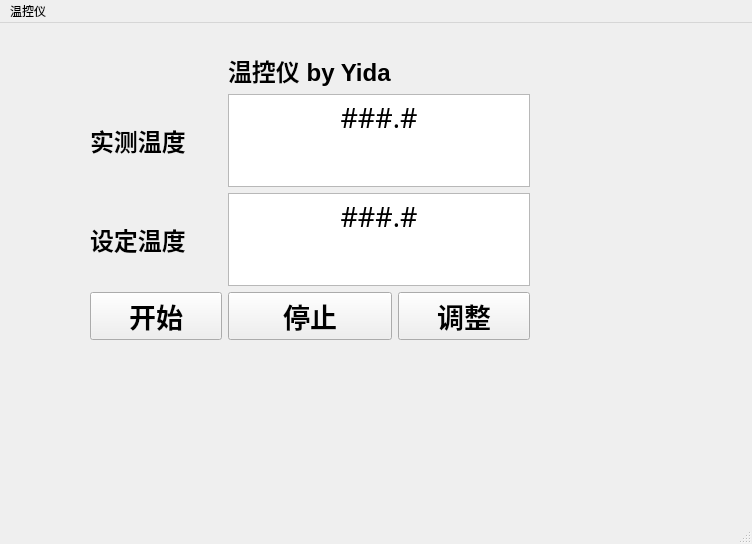
DF-Master/projects-of-yida, file temp control/tempUI.ui: the form before one commit.
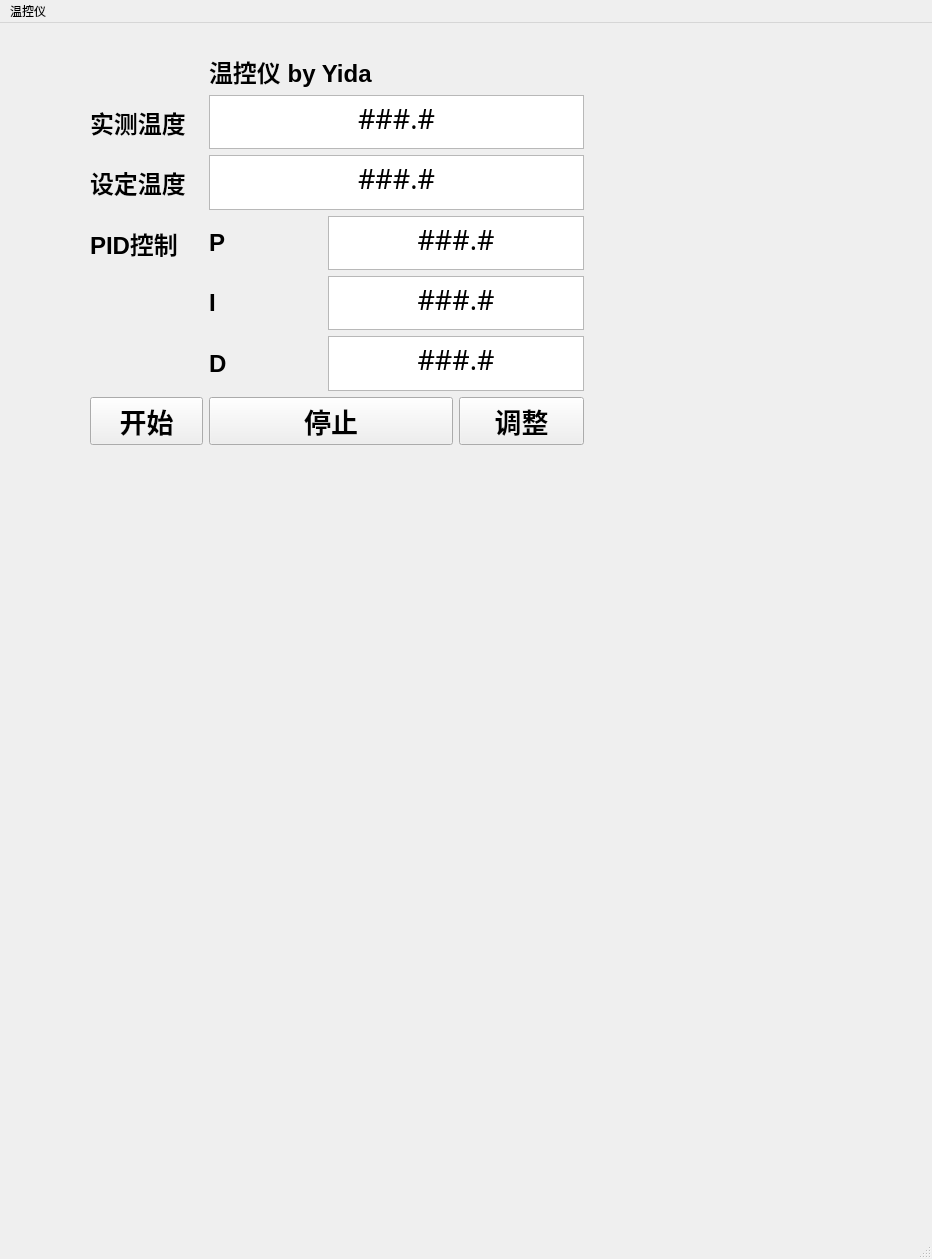
The form after the commit.

```diff
--- a/temp control/tempUI.ui
+++ b/temp control/tempUI.ui
@@ -6,8 +6,8 @@
    <rect>
     <x>0</x>
     <y>0</y>
-    <width>752</width>
-    <height>544</height>
+    <width>932</width>
+    <height>1259</height>
    </rect>
   </property>
   <property name="windowTitle">
@@ -17,17 +17,17 @@
    <bool>false</bool>
   </property>
   <widget class="QWidget" name="centralwidget">
-   <widget class="QWidget" name="layoutWidget">
+   <widget class="QWidget" name="">
     <property name="geometry">
      <rect>
       <x>90</x>
-      <y>30</y>
-      <width>440</width>
-      <height>287</height>
+      <y>31</y>
+      <width>494</width>
+      <height>391</height>
      </rect>
     </property>
     <layout class="QGridLayout" name="gridLayout">
-     <item row="0" column="1">
+     <item row="0" column="1" colspan="2">
       <widget class="QLabel" name="label">
        <property name="font">
         <font>
@@ -57,7 +57,7 @@
        </property>
       </widget>
      </item>
-     <item row="1" column="1" colspan="2">
+     <item row="1" column="1" colspan="3">
       <widget class="QTextBrowser" name="texttemprev">
        <property name="font">
         <font>
@@ -101,7 +101,135 @@
        </property>
       </widget>
      </item>
+     <item row="2" column="1" colspan="3">
+      <widget class="QTextEdit" name="texttempset">
+       <property name="font">
+        <font>
+         <family>Microsoft YaHei UI Light</family>
+         <pointsize>20</pointsize>
+        </font>
+       </property>
+       <property name="html">
+        <string>&lt;!DOCTYPE HTML PUBLIC &quot;-//W3C//DTD HTML 4.0//EN&quot; &quot;http://www.w3.org/TR/REC-html40/strict.dtd&quot;&gt;
+&lt;html&gt;&lt;head&gt;&lt;meta name=&quot;qrichtext&quot; content=&quot;1&quot; /&gt;&lt;style type=&quot;text/css&quot;&gt;
+p, li { white-space: pre-wrap; }
+&lt;/style&gt;&lt;/head&gt;&lt;body style=&quot; font-family:'Microsoft YaHei UI Light'; font-size:20pt; font-weight:400; font-style:normal;&quot;&gt;
+&lt;p align=&quot;center&quot; style=&quot; margin-top:0px; margin-bottom:0px; margin-left:0px; margin-right:0px; -qt-block-indent:0; text-indent:0px;&quot;&gt;###.#&lt;/p&gt;&lt;/body&gt;&lt;/html&gt;</string>
+       </property>
+      </widget>
+     </item>
      <item row="3" column="0">
+      <widget class="QLabel" name="label_4">
+       <property name="font">
+        <font>
+         <family>Microsoft YaHei UI</family>
+         <pointsize>18</pointsize>
+         <weight>75</weight>
+         <bold>true</bold>
+        </font>
+       </property>
+       <property name="text">
+        <string>PID控制</string>
+       </property>
+      </widget>
+     </item>
+     <item row="3" column="1">
+      <widget class="QLabel" name="label_5">
+       <property name="font">
+        <font>
+         <family>Microsoft YaHei UI</family>
+         <pointsize>18</pointsize>
+         <weight>75</weight>
+         <bold>true</bold>
+        </font>
+       </property>
+       <property name="text">
+        <string>P</string>
+       </property>
+      </widget>
+     </item>
+     <item row="3" column="2" colspan="2">
+      <widget class="QTextEdit" name="KP">
+       <property name="font">
+        <font>
+         <family>Microsoft YaHei UI Light</family>
+         <pointsize>20</pointsize>
+        </font>
+       </property>
+       <property name="html">
+        <string>&lt;!DOCTYPE HTML PUBLIC &quot;-//W3C//DTD HTML 4.0//EN&quot; &quot;http://www.w3.org/TR/REC-html40/strict.dtd&quot;&gt;
+&lt;html&gt;&lt;head&gt;&lt;meta name=&quot;qrichtext&quot; content=&quot;1&quot; /&gt;&lt;style type=&quot;text/css&quot;&gt;
+p, li { white-space: pre-wrap; }
+&lt;/style&gt;&lt;/head&gt;&lt;body style=&quot; font-family:'Microsoft YaHei UI Light'; font-size:20pt; font-weight:400; font-style:normal;&quot;&gt;
+&lt;p align=&quot;center&quot; style=&quot; margin-top:0px; margin-bottom:0px; margin-left:0px; margin-right:0px; -qt-block-indent:0; text-indent:0px;&quot;&gt;###.#&lt;/p&gt;&lt;/body&gt;&lt;/html&gt;</string>
+       </property>
+      </widget>
+     </item>
+     <item row="4" column="1">
+      <widget class="QLabel" name="label_6">
+       <property name="font">
+        <font>
+         <family>Microsoft YaHei UI</family>
+         <pointsize>18</pointsize>
+         <weight>75</weight>
+         <bold>true</bold>
+        </font>
+       </property>
+       <property name="text">
+        <string>I</string>
+       </property>
+      </widget>
+     </item>
+     <item row="4" column="2" colspan="2">
+      <widget class="QTextEdit" name="KI">
+       <property name="font">
+        <font>
+         <family>Microsoft YaHei UI Light</family>
+         <pointsize>20</pointsize>
+        </font>
+       </property>
+       <property name="html">
+        <string>&lt;!DOCTYPE HTML PUBLIC &quot;-//W3C//DTD HTML 4.0//EN&quot; &quot;http://www.w3.org/TR/REC-html40/strict.dtd&quot;&gt;
+&lt;html&gt;&lt;head&gt;&lt;meta name=&quot;qrichtext&quot; content=&quot;1&quot; /&gt;&lt;style type=&quot;text/css&quot;&gt;
+p, li { white-space: pre-wrap; }
+&lt;/style&gt;&lt;/head&gt;&lt;body style=&quot; font-family:'Microsoft YaHei UI Light'; font-size:20pt; font-weight:400; font-style:normal;&quot;&gt;
+&lt;p align=&quot;center&quot; style=&quot; margin-top:0px; margin-bottom:0px; margin-left:0px; margin-right:0px; -qt-block-indent:0; text-indent:0px;&quot;&gt;###.#&lt;/p&gt;&lt;/body&gt;&lt;/html&gt;</string>
+       </property>
+      </widget>
+     </item>
+     <item row="5" column="1">
+      <widget class="QLabel" name="label_7">
+       <property name="font">
+        <font>
+         <family>Microsoft YaHei UI</family>
+         <pointsize>18</pointsize>
+         <weight>75</weight>
+         <bold>true</bold>
+        </font>
+       </property>
+       <property name="text">
+        <string>D</string>
+       </property>
+      </widget>
+     </item>
+     <item row="5" column="2" colspan="2">
+      <widget class="QTextEdit" name="KD">
+       <property name="font">
+        <font>
+         <family>Microsoft YaHei UI Light</family>
+         <pointsize>20</pointsize>
+        </font>
+       </property>
+       <property name="html">
+        <string>&lt;!DOCTYPE HTML PUBLIC &quot;-//W3C//DTD HTML 4.0//EN&quot; &quot;http://www.w3.org/TR/REC-html40/strict.dtd&quot;&gt;
+&lt;html&gt;&lt;head&gt;&lt;meta name=&quot;qrichtext&quot; content=&quot;1&quot; /&gt;&lt;style type=&quot;text/css&quot;&gt;
+p, li { white-space: pre-wrap; }
+&lt;/style&gt;&lt;/head&gt;&lt;body style=&quot; font-family:'Microsoft YaHei UI Light'; font-size:20pt; font-weight:400; font-style:normal;&quot;&gt;
+&lt;p align=&quot;center&quot; style=&quot; margin-top:0px; margin-bottom:0px; margin-left:0px; margin-right:0px; -qt-block-indent:0; text-indent:0px;&quot;&gt;###.#&lt;/p&gt;&lt;/body&gt;&lt;/html&gt;</string>
+       </property>
+      </widget>
+     </item>
+     <item row="6" column="0">
       <widget class="QPushButton" name="pbstart">
        <property name="font">
         <font>
@@ -116,22 +244,7 @@
        </property>
       </widget>
      </item>
-     <item row="3" column="1">
-      <widget class="QPushButton" name="pbstop">
-       <property name="font">
-        <font>
-         <family>Microsoft YaHei UI</family>
-         <pointsize>20</pointsize>
-         <weight>75</weight>
-         <bold>true</bold>
-        </font>
-       </property>
-       <property name="text">
-        <string>停止</string>
-       </property>
-      </widget>
-     </item>
-     <item row="3" column="2">
+     <item row="6" column="3">
       <widget class="QPushButton" name="pbadjust">
        <property name="font">
         <font>
@@ -146,20 +259,18 @@
        </property>
       </widget>
      </item>
-     <item row="2" column="1" colspan="2">
-      <widget class="QTextEdit" name="texttempset">
+     <item row="6" column="1" colspan="2">
+      <widget class="QPushButton" name="pbstop">
        <property name="font">
         <font>
-         <family>Microsoft YaHei UI Light</family>
+         <family>Microsoft YaHei UI</family>
          <pointsize>20</pointsize>
+         <weight>75</weight>
+         <bold>true</bold>
         </font>
        </property>
-       <property name="html">
-        <string>&lt;!DOCTYPE HTML PUBLIC &quot;-//W3C//DTD HTML 4.0//EN&quot; &quot;http://www.w3.org/TR/REC-html40/strict.dtd&quot;&gt;
-&lt;html&gt;&lt;head&gt;&lt;meta name=&quot;qrichtext&quot; content=&quot;1&quot; /&gt;&lt;style type=&quot;text/css&quot;&gt;
-p, li { white-space: pre-wrap; }
-&lt;/style&gt;&lt;/head&gt;&lt;body style=&quot; font-family:'Microsoft YaHei UI Light'; font-size:20pt; font-weight:400; font-style:normal;&quot;&gt;
-&lt;p align=&quot;center&quot; style=&quot; margin-top:0px; margin-bottom:0px; margin-left:0px; margin-right:0px; -qt-block-indent:0; text-indent:0px;&quot;&gt;###.#&lt;/p&gt;&lt;/body&gt;&lt;/html&gt;</string>
+       <property name="text">
+        <string>停止</string>
        </property>
       </widget>
      </item>
@@ -171,7 +282,7 @@
     <rect>
      <x>0</x>
      <y>0</y>
-     <width>752</width>
+     <width>932</width>
      <height>26</height>
     </rect>
    </property>
```
